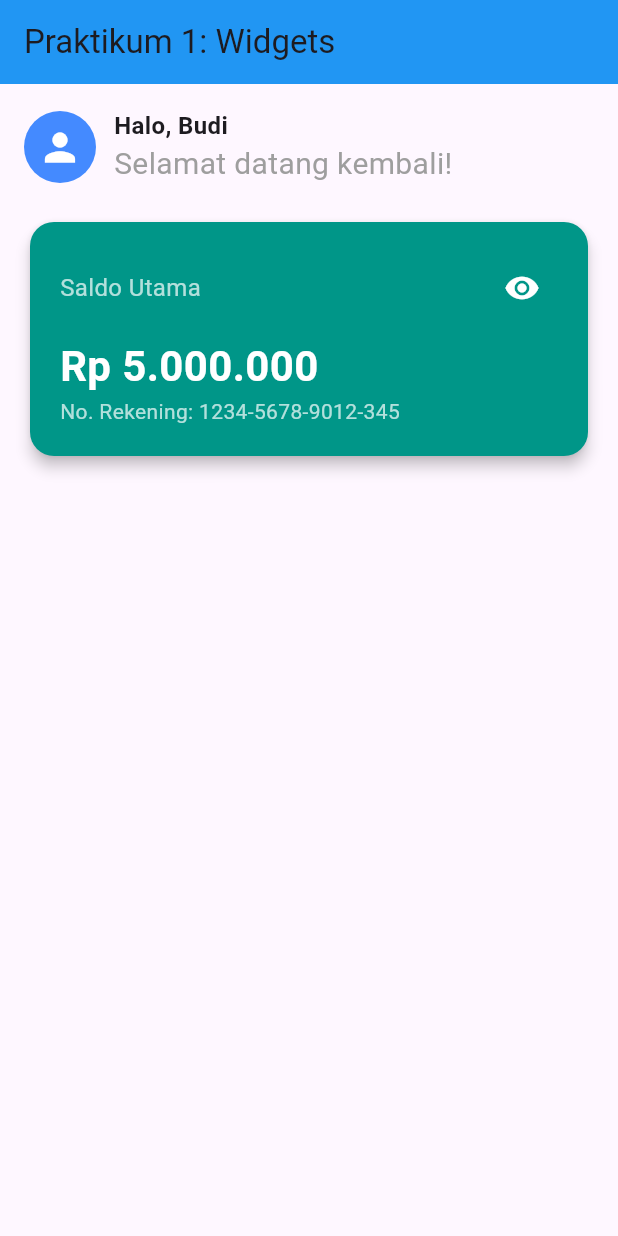
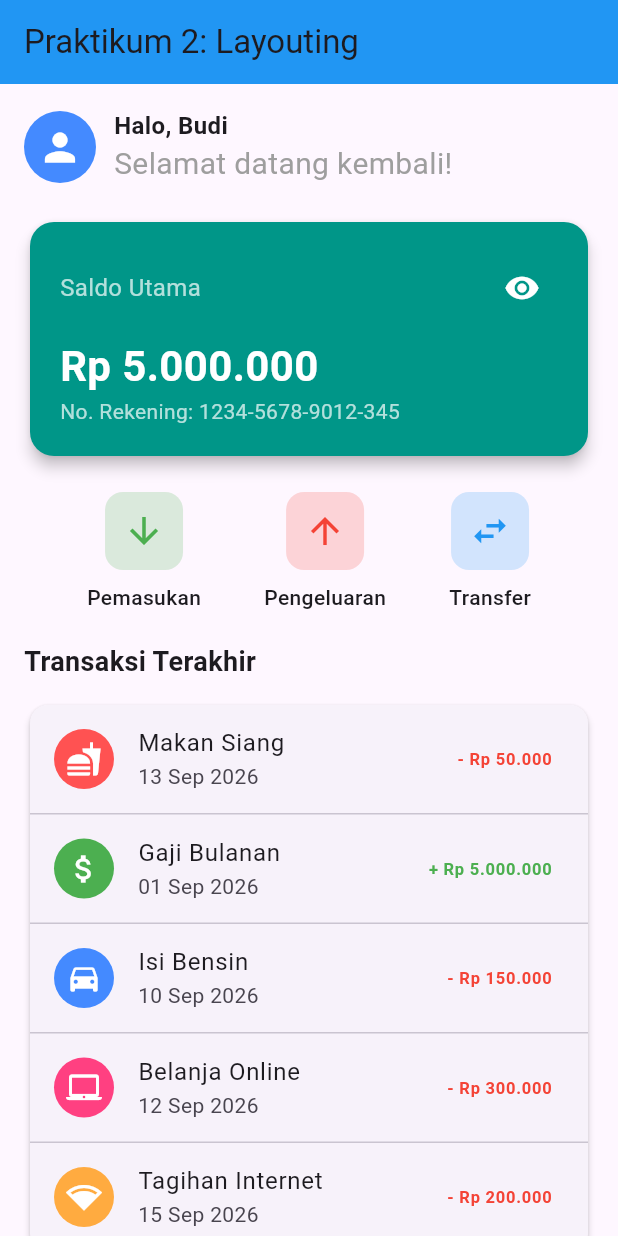
Before and after one commit to alfarisauliarahman/2411533006_AlfarisAuliaRahman_AplikasiMobile_A, a Flutter app: the screen it shows after launch, on a phone screen of 412 x 824 dp. Run offline on Flutter 3.47's test engine with Material 3 defaults, Android fonts, the phone set to English and light mode, and no system bars.

Commit message:
feat: add praktikum 3 layouting dashboard

```diff
--- a/lib/main.dart
+++ b/lib/main.dart
@@ -5,7 +5,6 @@ void main() {
 }
 
 // 1. WIDGET UTAMA
-
 class MyApp extends StatelessWidget {
   const MyApp({super.key});
 
@@ -22,8 +21,7 @@ class MyApp extends StatelessWidget {
   }
 }
 
-// 2. HALAMAN UTAMA (Scaffold)
-
+// 2. HALAMAN UTAMA (Scaffold) - DIPERBARUI
 class DashboardScreen extends StatelessWidget {
   const DashboardScreen({super.key});
 
@@ -31,18 +29,22 @@ class DashboardScreen extends StatelessWidget {
   Widget build(BuildContext context) {
     return Scaffold(
       appBar: AppBar(
-        title: const Text('Praktikum 1: Widgets'),
+        title: const Text('Praktikum 2: Layouting'),
         backgroundColor: Colors.blue,
       ),
-      // pAdding untuk memberikan jarak dari tepi layar
-      body: const Padding(
+      // MENGGUNAKAN SingleChildScrollView agar layar bisa di-scroll
+      body: const SingleChildScrollView(
         padding: EdgeInsets.all(16.0),
         child: Column(
-          crossAxisAlignment:CrossAxisAlignment.start,
+          crossAxisAlignment: CrossAxisAlignment.start,
           children: [
-            GreetingWidget(),   // Memanggil StatelessWidget
+            GreetingWidget(), // Memanggil StatelessWidget Dari Modul 1
             SizedBox(height: 20.0), // Jarak Vertikal
-            BalanceCardWidget(), // Memanggil StatefulWidget
+            BalanceCardWidget(), // Memanggil StatefulWidget Dari Modul 1
+            SizedBox(height: 20),
+            ActionButtonsWidget(), // WIDGET BARU MODUL 2
+            SizedBox(height: 20),
+            RecentTransactionsWidget(), // WIDGET BARU MODUL 2
           ],
         ),
       ),
@@ -50,8 +52,7 @@ class DashboardScreen extends StatelessWidget {
   }
 }
 
-// 3. STATELESS WIDGET (Sapaan Pengguna)
-
+// 3. STATELESS WIDGET (Sapaan - Dari Modul 1)
 class GreetingWidget extends StatelessWidget {
   const GreetingWidget({super.key});
 
@@ -63,9 +64,14 @@ class GreetingWidget extends StatelessWidget {
         CircleAvatar(
           radius: 24,
           backgroundColor: Colors.blueAccent,
-          child: Icon(Icons.person, size: 30, color: Colors.white),
+          child: Icon(
+            Icons.person,
+            size: 30,
+            color: Colors.white,
+          ),
         ),
         SizedBox(width: 12.0),
+
         // Teks Sapaan
         Column(
           crossAxisAlignment: CrossAxisAlignment.start,
@@ -74,14 +80,14 @@ class GreetingWidget extends StatelessWidget {
               'Halo, Budi',
               style: TextStyle(
                 fontSize: 16,
-                fontWeight: FontWeight.bold
-                ),
+                fontWeight: FontWeight.bold,
+              ),
             ),
             Text(
               'Selamat datang kembali!',
               style: TextStyle(
                 fontSize: 20,
-                color: Colors.grey
+                color: Colors.grey,
               ),
             ),
           ],
@@ -92,7 +98,6 @@ class GreetingWidget extends StatelessWidget {
 }
 
 // 4. STATEFUL WIDGET (Kartu Saldo dengan Toggle)
-
 class BalanceCardWidget extends StatefulWidget {
   const BalanceCardWidget({super.key});
 
@@ -107,7 +112,8 @@ class _BalanceCardWidgetState extends State<BalanceCardWidget> {
   // Fungsi untuk mengubah state
   void _toggleVisibility() {
     setState(() {
-      _isBalanceVisible = !_isBalanceVisible; // Membalik nilai boolean (true <-> false)
+      _isBalanceVisible =
+          !_isBalanceVisible; // Membalik nilai boolean (true <-> false)
     });
   }
 
@@ -135,18 +141,24 @@ class _BalanceCardWidgetState extends State<BalanceCardWidget> {
                     color: Colors.white70,
                   ),
                 ),
+
                 // Tombol Mata
                 IconButton(
                   icon: Icon(
                     // Logika if-else singkat (Ternary Operator)
-                    _isBalanceVisible ? Icons.visibility : Icons.visibility_off,
+                    _isBalanceVisible
+                        ? Icons.visibility
+                        : Icons.visibility_off,
                     color: Colors.white,
                   ),
-                  onPressed: _toggleVisibility, // Memanggil fungsi untuk state
+                  onPressed:
+                      _toggleVisibility, // Memanggil fungsi untuk state
                 ),
               ],
             ),
+
             const SizedBox(height: 8),
+
             // Teks Nominal Saldo
             Text(
               // Lofika if-else untuk menampilkan saldo atau sendor
@@ -157,16 +169,194 @@ class _BalanceCardWidgetState extends State<BalanceCardWidget> {
                 color: Colors.white,
               ),
             ),
+
             Text(
               'No. Rekening: 1234-5678-9012-345',
               style: const TextStyle(
                 fontSize: 14,
                 color: Colors.white70,
               ),
-            )
+            ),
           ],
         ),
       ),
     );
   }
 }
+
+// 5. WIDGET TOMBOL AKSI (ROW) - BARU
+class ActionButtonsWidget extends StatelessWidget {
+  // Menggunakna Row untuk menata tombol secara horizontal
+  const ActionButtonsWidget({super.key});
+
+  @override
+  Widget build(BuildContext context) {
+    return Row(
+      mainAxisAlignment:
+          MainAxisAlignment.spaceEvenly, // Jarak dibagi rata
+      children: [
+        _buildActionButton(
+          Icons.arrow_downward,
+          'Pemasukan',
+          Colors.green,
+        ),
+        _buildActionButton(
+          Icons.arrow_upward,
+          'Pengeluaran',
+          Colors.red,
+        ),
+        _buildActionButton(
+          Icons.swap_horiz,
+          'Transfer',
+          Colors.blue,
+        ),
+      ],
+    );
+  }
+
+  // Fungsi pembantu untuk membuat desain tombol agar kode tidak berulang
+  Widget _buildActionButton(
+    IconData icon,
+    String label,
+    Color color,
+  ) {
+    return Column(
+      children: [
+        Container(
+          padding: const EdgeInsets.all(12.0),
+          decoration: BoxDecoration(
+            color: color.withOpacity(0.2),
+            borderRadius: BorderRadius.circular(12),
+          ),
+          child: Icon(
+            icon,
+            color: color,
+            size: 28,
+          ),
+        ),
+        const SizedBox(height: 8),
+        Text(
+          label,
+          style: const TextStyle(
+            fontWeight: FontWeight.w500,
+          ),
+        ),
+      ],
+    );
+  }
+}
+
+// 6. WIDGET DAFTAR TRANSAKSI (COLUM & LISTTILE) - BARU
+class RecentTransactionsWidget extends StatelessWidget {
+  const RecentTransactionsWidget({super.key});
+
+  @override
+  Widget build(BuildContext context) {
+    return Column(
+      crossAxisAlignment: CrossAxisAlignment.start,
+      children: [
+        const Text(
+          'Transaksi Terakhir',
+          style: TextStyle(
+            fontSize: 18,
+            fontWeight: FontWeight.bold,
+          ),
+        ),
+
+        const SizedBox(height: 12),
+
+        // Menggunakan Card agar daftar transaksi memiliki bayangan/bingkai
+        Card(
+          elevation: 2,
+          shape: RoundedRectangleBorder(
+            borderRadius: BorderRadius.circular(12),
+          ),
+          child: Column(
+            children: [
+              // Item Transaksi 1
+              ListTile(
+                leading: const CircleAvatar(
+                  backgroundColor: Colors.redAccent,
+                  child: Icon(Icons.fastfood, color: Colors.white),
+                ),
+                title: const Text('Makan Siang'),
+                subtitle: const Text(
+                  '13 Sep 2026',
+                ), // Tanggal statis
+                trailing: const Text(
+                  '- Rp 50.000',
+                  style: TextStyle(color: Colors.red, fontWeight: FontWeight.bold),
+                ),
+              ),
+
+              const Divider(height: 1), // Garis pemisah
+
+              // Item Transaksi 2
+              ListTile(
+                leading: const CircleAvatar(
+                  backgroundColor: Colors.green,
+                  child: Icon(Icons.attach_money, color: Colors.white),
+                ),
+                title: const Text('Gaji Bulanan'),
+                subtitle: const Text('01 Sep 2026'), // Tanggal statis
+                trailing: const Text(
+                  '+ Rp 5.000.000',
+                  style: TextStyle(color: Colors.green, fontWeight: FontWeight.bold,
+                  ),
+                ),
+              ),
+
+              const Divider(height: 1),
+
+              // Item Transaksi 3
+              ListTile(
+                leading: const CircleAvatar(
+                  backgroundColor: Colors.blueAccent,
+                  child: Icon(Icons.directions_car, color: Colors.white),
+                ),
+                title: const Text('Isi Bensin'),
+                subtitle: const Text('10 Sep 2026'), // Tanggal statis
+                trailing: const Text(
+                  '- Rp 150.000',
+                  style: TextStyle(color: Colors.red, fontWeight: FontWeight.bold),
+                ),
+              ),
+
+              const Divider(height: 1), // Garis pemisah
+
+              // Item Transaksi 4
+              ListTile(
+                leading: const CircleAvatar(
+                  backgroundColor: Colors.pinkAccent,
+                  child: Icon(Icons.laptop_mac, color: Colors.white),
+                ),
+                title: const Text('Belanja Online'),
+                subtitle: const Text('12 Sep 2026'), // Tanggal statis
+                trailing: const Text(
+                  '- Rp 300.000',
+                  style: TextStyle(color: Colors.red, fontWeight: FontWeight.bold),
+                  ),
+              ),
+
+              const Divider(height: 1), // Garis pemisah
+
+              // Item Transaksi 5
+              ListTile(
+                leading:const CircleAvatar(
+                  backgroundColor: Colors.orangeAccent,
+                  child: Icon(Icons.network_wifi, color: Colors.white),
+                ),
+                title: const Text('Tagihan Internet'),
+                subtitle: const Text('15 Sep 2026'), // Tanggal statis
+                trailing: const Text(
+                  '- Rp 200.000',
+                  style: TextStyle(color: Colors.red, fontWeight: FontWeight.bold),
+                ),
+              ),
+            ],
+          ),
+        ),
+      ],
+    );
+  }
+}
```
